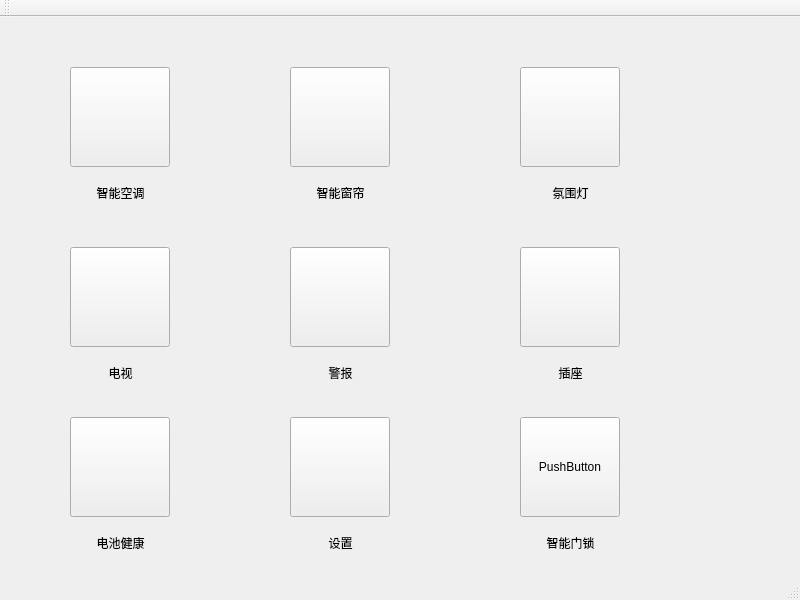
This is qt/class2/mainwindow.ui in ohayo2333/bysj as Qt 5 draws it before an edit. The edited form follows.
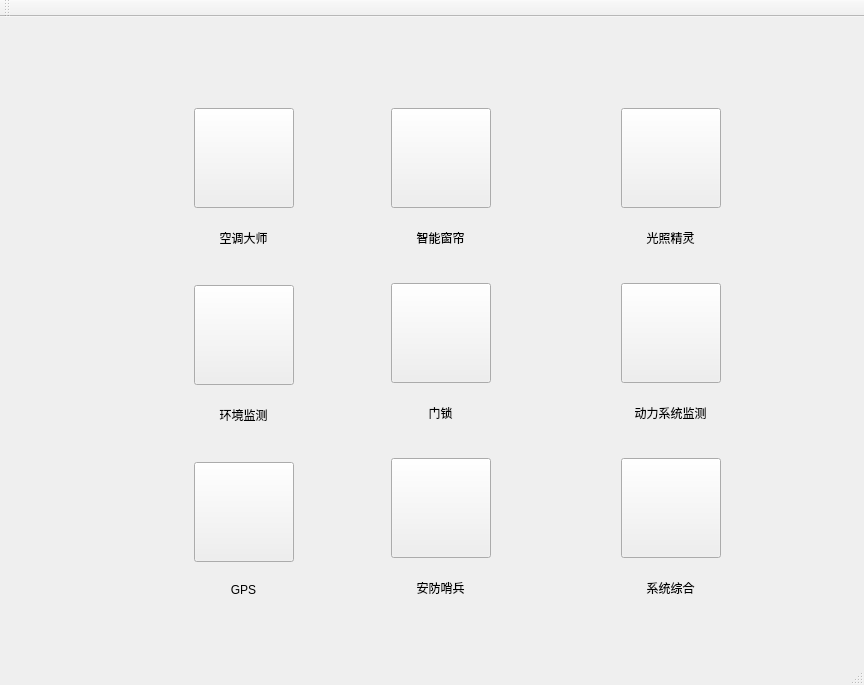
This is the edited form. Icons and pictures are not drawn.

```diff
--- a/qt/class2/mainwindow.ui
+++ b/qt/class2/mainwindow.ui
@@ -6,8 +6,8 @@
    <rect>
     <x>0</x>
     <y>0</y>
-    <width>800</width>
-    <height>600</height>
+    <width>864</width>
+    <height>685</height>
    </rect>
   </property>
   <property name="windowTitle">
@@ -17,15 +17,20 @@
    <string notr="true">background-image: url(:/pic/blue.jpg);</string>
   </property>
   <widget class="QWidget" name="centralWidget">
+   <widget class="QWidget" name="">
+    <property name="geometry">
+     <rect>
+      <x>183</x>
+      <y>80</y>
+      <width>121</width>
+      <height>511</height>
+     </rect>
+    </property>
+    <layout class="QVBoxLayout" name="verticalLayout_10">
+     <item>
+      <layout class="QVBoxLayout" name="verticalLayout">
+       <item>
    <widget class="QPushButton" name="pushButton">
-    <property name="geometry">
-     <rect>
-      <x>70</x>
-      <y>50</y>
-      <width>100</width>
-      <height>100</height>
-     </rect>
-    </property>
     <property name="minimumSize">
      <size>
       <width>100</width>
@@ -39,15 +44,160 @@
      <string/>
     </property>
    </widget>
+       </item>
+       <item>
+        <spacer name="verticalSpacer">
+         <property name="orientation">
+          <enum>Qt::Vertical</enum>
+         </property>
+         <property name="sizeHint" stdset="0">
+          <size>
+           <width>20</width>
+           <height>15</height>
+          </size>
+         </property>
+        </spacer>
+       </item>
+       <item>
+        <widget class="QLabel" name="label">
+         <property name="text">
+          <string>空调大师</string>
+         </property>
+         <property name="alignment">
+          <set>Qt::AlignCenter</set>
+         </property>
+        </widget>
+       </item>
+      </layout>
+     </item>
+     <item>
+      <spacer name="verticalSpacer_10">
+       <property name="orientation">
+        <enum>Qt::Vertical</enum>
+       </property>
+       <property name="sizeHint" stdset="0">
+        <size>
+         <width>20</width>
+         <height>15</height>
+        </size>
+       </property>
+      </spacer>
+     </item>
+     <item>
+      <layout class="QVBoxLayout" name="verticalLayout_4">
+       <item>
+        <widget class="QPushButton" name="pushButton_8">
+         <property name="minimumSize">
+          <size>
+           <width>100</width>
+           <height>100</height>
+          </size>
+         </property>
+         <property name="styleSheet">
+          <string notr="true">border-image: url(:/pic/environment.png);</string>
+         </property>
+         <property name="text">
+          <string/>
+         </property>
+        </widget>
+       </item>
+       <item>
+        <spacer name="verticalSpacer_4">
+         <property name="orientation">
+          <enum>Qt::Vertical</enum>
+         </property>
+         <property name="sizeHint" stdset="0">
+          <size>
+           <width>20</width>
+           <height>15</height>
+          </size>
+         </property>
+        </spacer>
+       </item>
+       <item>
+        <widget class="QLabel" name="label_10">
+         <property name="text">
+          <string>环境监测</string>
+         </property>
+         <property name="alignment">
+          <set>Qt::AlignCenter</set>
+         </property>
+        </widget>
+       </item>
+      </layout>
+     </item>
+     <item>
+      <spacer name="verticalSpacer_11">
+       <property name="orientation">
+        <enum>Qt::Vertical</enum>
+       </property>
+       <property name="sizeHint" stdset="0">
+        <size>
+         <width>20</width>
+         <height>15</height>
+        </size>
+       </property>
+      </spacer>
+     </item>
+     <item>
+      <layout class="QVBoxLayout" name="verticalLayout_7">
+       <item>
+        <widget class="QPushButton" name="pushButton_11">
+         <property name="minimumSize">
+          <size>
+           <width>100</width>
+           <height>100</height>
+          </size>
+         </property>
+         <property name="styleSheet">
+          <string notr="true">border-image: url(:/pic/map.png);</string>
+         </property>
+         <property name="text">
+          <string/>
+         </property>
+        </widget>
+       </item>
+       <item>
+        <spacer name="verticalSpacer_7">
+         <property name="orientation">
+          <enum>Qt::Vertical</enum>
+         </property>
+         <property name="sizeHint" stdset="0">
+          <size>
+           <width>20</width>
+           <height>15</height>
+          </size>
+         </property>
+        </spacer>
+       </item>
+       <item>
+        <widget class="QLabel" name="label_12">
+         <property name="text">
+          <string>GPS</string>
+         </property>
+         <property name="alignment">
+          <set>Qt::AlignCenter</set>
+         </property>
+        </widget>
+       </item>
+      </layout>
+     </item>
+    </layout>
+   </widget>
+   <widget class="QWidget" name="">
+    <property name="geometry">
+     <rect>
+      <x>380</x>
+      <y>80</y>
+      <width>121</width>
+      <height>511</height>
+     </rect>
+    </property>
+    <layout class="QVBoxLayout" name="verticalLayout_11">
+     <item>
+      <layout class="QVBoxLayout" name="verticalLayout_2">
+       <item>
    <widget class="QPushButton" name="pushButton_2">
-    <property name="geometry">
-     <rect>
-      <x>290</x>
-      <y>50</y>
-      <width>100</width>
-      <height>100</height>
-     </rect>
-    </property>
     <property name="minimumSize">
      <size>
       <width>100</width>
@@ -61,53 +211,22 @@
      <string/>
     </property>
    </widget>
-   <widget class="QPushButton" name="pushButton_3">
-    <property name="geometry">
-     <rect>
-      <x>520</x>
-      <y>50</y>
-      <width>100</width>
-      <height>100</height>
-     </rect>
-    </property>
-    <property name="minimumSize">
+       </item>
+       <item>
+        <spacer name="verticalSpacer_2">
+         <property name="orientation">
+          <enum>Qt::Vertical</enum>
+         </property>
+         <property name="sizeHint" stdset="0">
      <size>
-      <width>100</width>
-      <height>100</height>
-     </size>
-    </property>
-    <property name="styleSheet">
-     <string notr="true">border-image: url(:/pic/diandeng.png);</string>
-    </property>
-    <property name="text">
-     <string/>
-    </property>
-   </widget>
-   <widget class="QLabel" name="label">
-    <property name="geometry">
-     <rect>
-      <x>70</x>
-      <y>160</y>
-      <width>101</width>
-      <height>31</height>
-     </rect>
-    </property>
-    <property name="text">
-     <string>智能空调</string>
-    </property>
-    <property name="alignment">
-     <set>Qt::AlignCenter</set>
-    </property>
-   </widget>
+           <width>20</width>
+           <height>15</height>
+          </size>
+         </property>
+        </spacer>
+       </item>
+       <item>
    <widget class="QLabel" name="label_2">
-    <property name="geometry">
-     <rect>
-      <x>290</x>
-      <y>160</y>
-      <width>101</width>
-      <height>31</height>
-     </rect>
-    </property>
     <property name="text">
      <string>智能窗帘</string>
     </property>
@@ -115,31 +234,82 @@
      <set>Qt::AlignCenter</set>
     </property>
    </widget>
-   <widget class="QLabel" name="label_3">
-    <property name="geometry">
-     <rect>
-      <x>520</x>
-      <y>160</y>
-      <width>101</width>
-      <height>31</height>
-     </rect>
-    </property>
-    <property name="text">
-     <string>氛围灯</string>
-    </property>
-    <property name="alignment">
-     <set>Qt::AlignCenter</set>
-    </property>
-   </widget>
-   <widget class="QPushButton" name="pushButton_4">
-    <property name="geometry">
-     <rect>
-      <x>290</x>
-      <y>230</y>
+       </item>
+      </layout>
+     </item>
+     <item>
+      <spacer name="verticalSpacer_12">
+       <property name="orientation">
+        <enum>Qt::Vertical</enum>
+       </property>
+       <property name="sizeHint" stdset="0">
+        <size>
+         <width>20</width>
+         <height>15</height>
+        </size>
+       </property>
+      </spacer>
+     </item>
+     <item>
+      <layout class="QVBoxLayout" name="verticalLayout_5">
+       <item>
+        <widget class="QPushButton" name="pushButton_9">
+         <property name="minimumSize">
+          <size>
       <width>100</width>
       <height>100</height>
-     </rect>
-    </property>
+          </size>
+         </property>
+         <property name="styleSheet">
+          <string notr="true">border-image: url(:/pic/door.png);</string>
+         </property>
+         <property name="text">
+          <string/>
+         </property>
+        </widget>
+       </item>
+       <item>
+        <spacer name="verticalSpacer_5">
+         <property name="orientation">
+          <enum>Qt::Vertical</enum>
+         </property>
+         <property name="sizeHint" stdset="0">
+          <size>
+           <width>20</width>
+           <height>15</height>
+          </size>
+         </property>
+        </spacer>
+       </item>
+       <item>
+        <widget class="QLabel" name="label_11">
+         <property name="text">
+          <string>门锁</string>
+         </property>
+         <property name="alignment">
+          <set>Qt::AlignCenter</set>
+         </property>
+        </widget>
+       </item>
+      </layout>
+     </item>
+     <item>
+      <spacer name="verticalSpacer_13">
+       <property name="orientation">
+        <enum>Qt::Vertical</enum>
+       </property>
+       <property name="sizeHint" stdset="0">
+        <size>
+         <width>20</width>
+         <height>15</height>
+        </size>
+       </property>
+      </spacer>
+     </item>
+     <item>
+      <layout class="QVBoxLayout" name="verticalLayout_8">
+       <item>
+        <widget class="QPushButton" name="pushButton_12">
     <property name="minimumSize">
      <size>
       <width>100</width>
@@ -153,31 +323,48 @@
      <string/>
     </property>
    </widget>
+       </item>
+       <item>
+        <spacer name="verticalSpacer_8">
+         <property name="orientation">
+          <enum>Qt::Vertical</enum>
+         </property>
+         <property name="sizeHint" stdset="0">
+          <size>
+           <width>20</width>
+           <height>15</height>
+          </size>
+         </property>
+        </spacer>
+       </item>
+       <item>
    <widget class="QLabel" name="label_4">
-    <property name="geometry">
-     <rect>
-      <x>290</x>
-      <y>340</y>
-      <width>101</width>
-      <height>31</height>
-     </rect>
-    </property>
     <property name="text">
-     <string>警报</string>
+          <string>安防哨兵</string>
     </property>
     <property name="alignment">
      <set>Qt::AlignCenter</set>
     </property>
    </widget>
-   <widget class="QPushButton" name="pushButton_5">
+       </item>
+      </layout>
+     </item>
+    </layout>
+   </widget>
+   <widget class="QWidget" name="">
     <property name="geometry">
      <rect>
-      <x>520</x>
-      <y>230</y>
-      <width>100</width>
-      <height>100</height>
+      <x>610</x>
+      <y>80</y>
+      <width>121</width>
+      <height>511</height>
      </rect>
     </property>
+    <layout class="QVBoxLayout" name="verticalLayout_12">
+     <item>
+      <layout class="QVBoxLayout" name="verticalLayout_3">
+       <item>
+        <widget class="QPushButton" name="pushButton_3">
     <property name="minimumSize">
      <size>
       <width>100</width>
@@ -185,75 +372,55 @@
      </size>
     </property>
     <property name="styleSheet">
-     <string notr="true">border-image: url(:/pic/chazuo.png);</string>
+          <string notr="true">border-image: url(:/pic/diandeng.png);</string>
     </property>
     <property name="text">
      <string/>
     </property>
    </widget>
-   <widget class="QPushButton" name="pushButton_6">
-    <property name="geometry">
-     <rect>
-      <x>70</x>
-      <y>230</y>
-      <width>100</width>
-      <height>100</height>
-     </rect>
-    </property>
-    <property name="minimumSize">
+       </item>
+       <item>
+        <spacer name="verticalSpacer_3">
+         <property name="orientation">
+          <enum>Qt::Vertical</enum>
+         </property>
+         <property name="sizeHint" stdset="0">
      <size>
-      <width>100</width>
-      <height>100</height>
-     </size>
-    </property>
-    <property name="styleSheet">
-     <string notr="true">border-image: url(:/pic/dianshi.png);</string>
-    </property>
+           <width>20</width>
+           <height>15</height>
+          </size>
+         </property>
+        </spacer>
+       </item>
+       <item>
+        <widget class="QLabel" name="label_3">
     <property name="text">
-     <string/>
-    </property>
-   </widget>
-   <widget class="QLabel" name="label_5">
-    <property name="geometry">
-     <rect>
-      <x>70</x>
-      <y>340</y>
-      <width>101</width>
-      <height>31</height>
-     </rect>
-    </property>
-    <property name="text">
-     <string>电视</string>
-    </property>
+          <string>光照精灵</string>
+         </property>
     <property name="alignment">
      <set>Qt::AlignCenter</set>
     </property>
    </widget>
-   <widget class="QLabel" name="label_6">
-    <property name="geometry">
-     <rect>
-      <x>520</x>
-      <y>340</y>
-      <width>101</width>
-      <height>31</height>
-     </rect>
-    </property>
-    <property name="text">
-     <string>插座</string>
-    </property>
-    <property name="alignment">
-     <set>Qt::AlignCenter</set>
-    </property>
-   </widget>
-   <widget class="QPushButton" name="pushButton_7">
-    <property name="geometry">
-     <rect>
-      <x>290</x>
-      <y>400</y>
-      <width>100</width>
-      <height>100</height>
-     </rect>
-    </property>
+       </item>
+      </layout>
+     </item>
+     <item>
+      <spacer name="verticalSpacer_14">
+       <property name="orientation">
+        <enum>Qt::Vertical</enum>
+       </property>
+       <property name="sizeHint" stdset="0">
+        <size>
+         <width>20</width>
+         <height>15</height>
+        </size>
+       </property>
+      </spacer>
+     </item>
+     <item>
+      <layout class="QVBoxLayout" name="verticalLayout_6">
+       <item>
+        <widget class="QPushButton" name="pushButton_10">
     <property name="minimumSize">
      <size>
       <width>100</width>
@@ -261,56 +428,55 @@
      </size>
     </property>
     <property name="styleSheet">
-     <string notr="true">border-image: url(:/pic/shezhi.png);</string>
+          <string notr="true">border-image: url(:/pic/power.png);</string>
     </property>
     <property name="text">
      <string/>
     </property>
    </widget>
-   <widget class="QLabel" name="label_7">
-    <property name="geometry">
-     <rect>
-      <x>290</x>
-      <y>510</y>
-      <width>101</width>
-      <height>31</height>
-     </rect>
-    </property>
+       </item>
+       <item>
+        <spacer name="verticalSpacer_6">
+         <property name="orientation">
+          <enum>Qt::Vertical</enum>
+         </property>
+         <property name="sizeHint" stdset="0">
+          <size>
+           <width>20</width>
+           <height>15</height>
+          </size>
+         </property>
+        </spacer>
+       </item>
+       <item>
+        <widget class="QLabel" name="label_13">
     <property name="text">
-     <string>设置</string>
+          <string>动力系统监测</string>
     </property>
     <property name="alignment">
      <set>Qt::AlignCenter</set>
     </property>
    </widget>
-   <widget class="QPushButton" name="pushButton_8">
-    <property name="geometry">
-     <rect>
-      <x>520</x>
-      <y>400</y>
-      <width>100</width>
-      <height>100</height>
-     </rect>
-    </property>
-    <property name="minimumSize">
+       </item>
+      </layout>
+     </item>
+     <item>
+      <spacer name="verticalSpacer_15">
+       <property name="orientation">
+        <enum>Qt::Vertical</enum>
+       </property>
+       <property name="sizeHint" stdset="0">
      <size>
-      <width>100</width>
-      <height>100</height>
-     </size>
-    </property>
-    <property name="text">
-     <string>PushButton</string>
-    </property>
-   </widget>
-   <widget class="QPushButton" name="pushButton_9">
-    <property name="geometry">
-     <rect>
-      <x>70</x>
-      <y>400</y>
-      <width>100</width>
-      <height>100</height>
-     </rect>
-    </property>
+         <width>20</width>
+         <height>15</height>
+        </size>
+       </property>
+      </spacer>
+     </item>
+     <item>
+      <layout class="QVBoxLayout" name="verticalLayout_9">
+       <item>
+        <widget class="QPushButton" name="pushButton_13">
     <property name="minimumSize">
      <size>
       <width>100</width>
@@ -318,43 +484,39 @@
      </size>
     </property>
     <property name="styleSheet">
-     <string notr="true">border-image: url(:/pic/dianliang.png);</string>
+          <string notr="true">border-image: url(:/pic/shuju.png);</string>
     </property>
     <property name="text">
      <string/>
     </property>
    </widget>
-   <widget class="QLabel" name="label_8">
-    <property name="geometry">
-     <rect>
-      <x>70</x>
-      <y>510</y>
-      <width>101</width>
-      <height>31</height>
-     </rect>
-    </property>
-    <property name="text">
-     <string>电池健康</string>
-    </property>
-    <property name="alignment">
-     <set>Qt::AlignCenter</set>
-    </property>
-   </widget>
+       </item>
+       <item>
+        <spacer name="verticalSpacer_9">
+         <property name="orientation">
+          <enum>Qt::Vertical</enum>
+         </property>
+         <property name="sizeHint" stdset="0">
+          <size>
+           <width>20</width>
+           <height>15</height>
+          </size>
+         </property>
+        </spacer>
+       </item>
+       <item>
    <widget class="QLabel" name="label_9">
-    <property name="geometry">
-     <rect>
-      <x>520</x>
-      <y>510</y>
-      <width>101</width>
-      <height>31</height>
-     </rect>
-    </property>
     <property name="text">
-     <string>智能门锁</string>
+          <string>系统综合</string>
     </property>
     <property name="alignment">
      <set>Qt::AlignCenter</set>
     </property>
+        </widget>
+       </item>
+      </layout>
+     </item>
+    </layout>
    </widget>
   </widget>
   <widget class="QToolBar" name="mainToolBar">
```
Left out of the diff: 2 changed lines with no effect on the pictures. Lines whose indentation alone changed are shown as unchanged.
